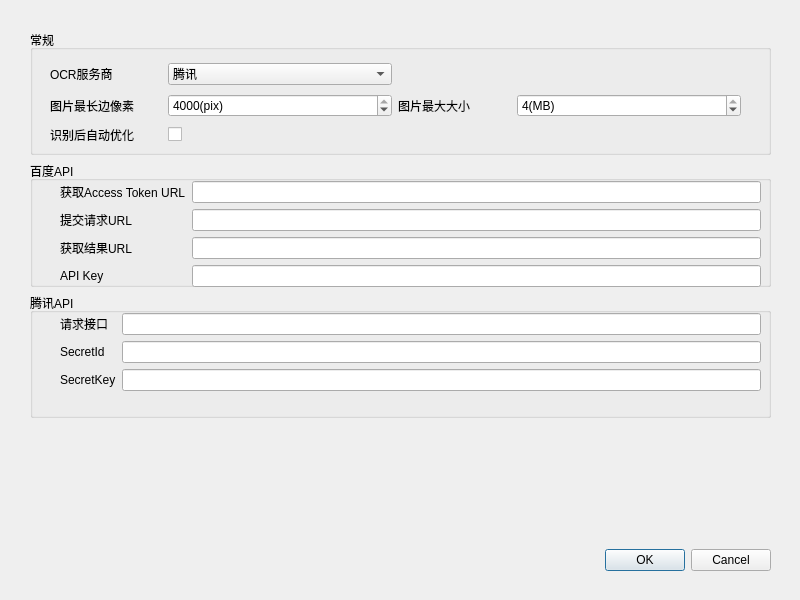
First picture: the form in QCR/ui/config_dialog.ui, repository mxy493/TableQCR, before the edit.
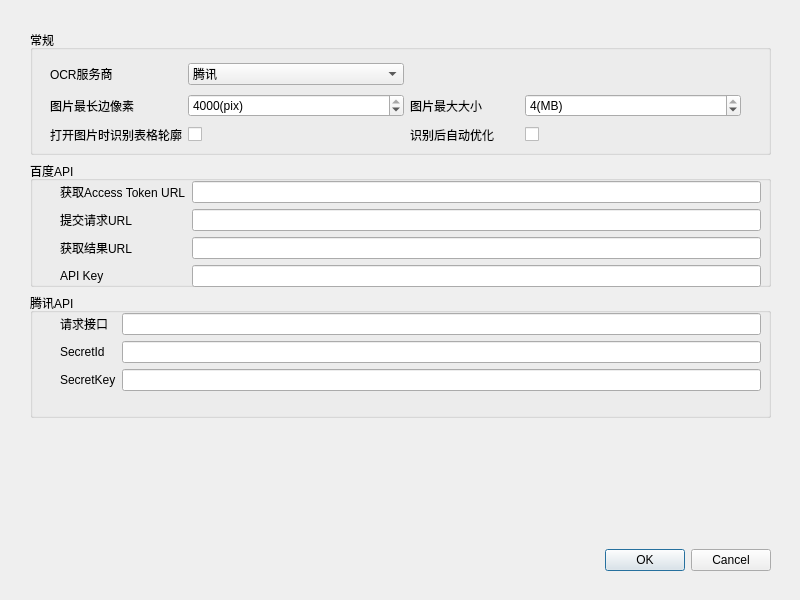
Second picture: the form after the edit. Icons and pictures are not drawn.

Commit message: 添加打开图片时识别表格轮廓的设置项

Patch:
```diff
--- a/QCR/ui/config_dialog.ui
+++ b/QCR/ui/config_dialog.ui
@@ -160,10 +160,7 @@
           </item>
          </widget>
         </item>
-        <item row="2" column="1">
-         <widget class="QCheckBox" name="check_auto_optimize"/>
-        </item>
-        <item row="2" column="0">
+        <item row="2" column="2">
          <widget class="QLabel" name="label_7">
           <property name="toolTip">
            <string>请确保矫正图片后再使用优化功能，否则优化后可能效果更差！</string>
@@ -173,6 +170,19 @@
           </property>
          </widget>
         </item>
+        <item row="2" column="3">
+         <widget class="QCheckBox" name="check_auto_optimize"/>
+        </item>
+        <item row="2" column="0">
+         <widget class="QLabel" name="label_9">
+          <property name="text">
+           <string>打开图片时识别表格轮廓</string>
+          </property>
+         </widget>
+        </item>
+        <item row="2" column="1">
+         <widget class="QCheckBox" name="check_auto_edge_detection"/>
+        </item>
        </layout>
       </widget>
      </widget>
```
The commit also changes 2 other files.
